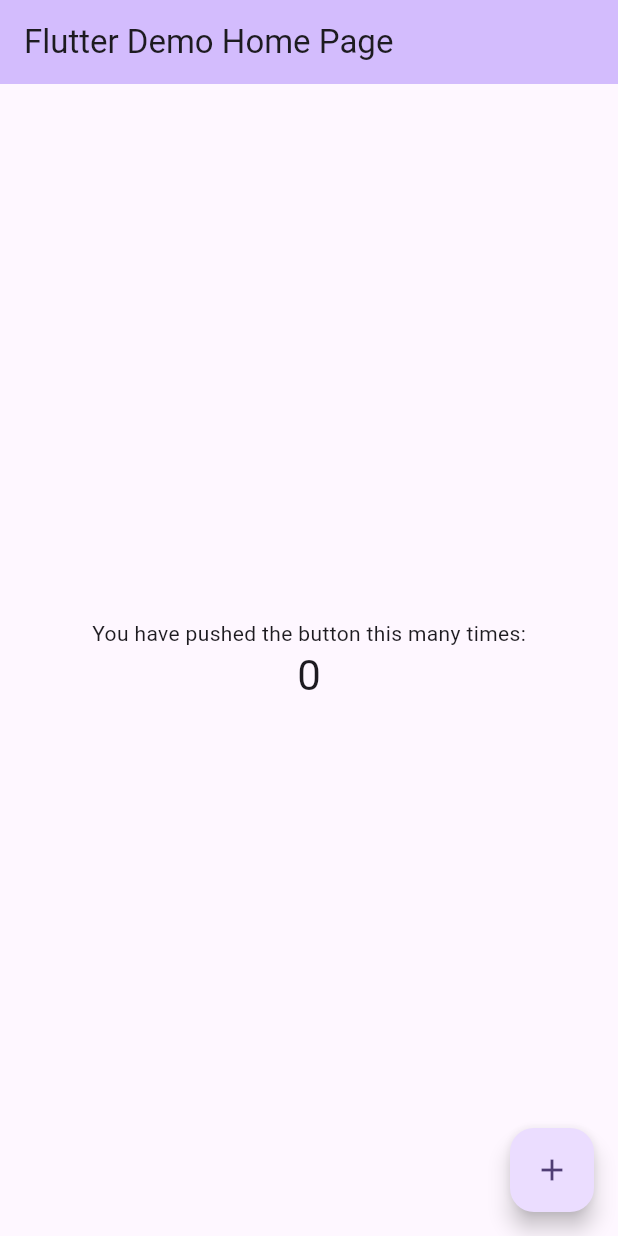
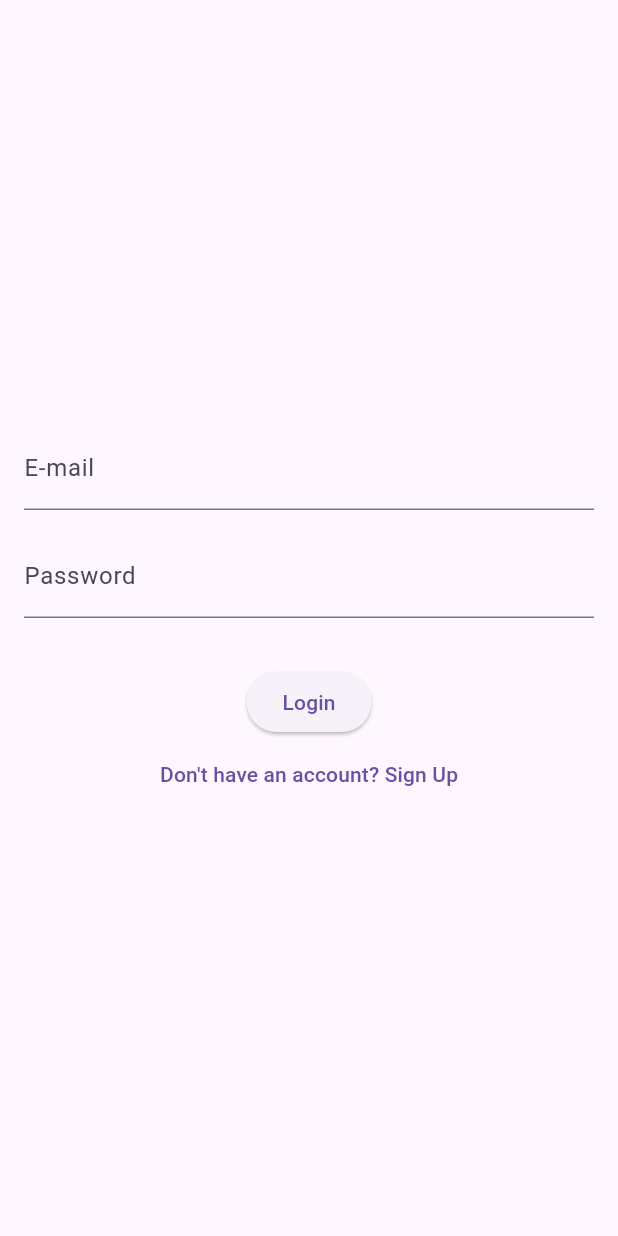
Before and after one commit to igor-pimenta-araujo/my_solar_app, a Flutter app: the screen it shows after launch, on a phone screen of 412 x 824 dp. Run offline on Flutter 3.47's test engine with Material 3 defaults, Android fonts, the phone set to English and light mode, and no system bars; our stand-ins replace flutter_local_notifications; missing offline and left inert: mqtt_client.

Commit message:
Adicionadas telas de login, dash e a dependencia do mqtt e um inicio de config dele

```diff
--- /dev/null
+++ b/lib/login_screen.dart
@@ -0,0 +1,86 @@
+import 'package:flutter/material.dart';
+
+class LoginScreen extends StatefulWidget {
+  @override
+  _LoginScreenState createState() => _LoginScreenState();
+}
+
+class _LoginScreenState extends State<LoginScreen> {
+  final _emailController = TextEditingController();
+  final _passwordController = TextEditingController();
+  final _formKey = GlobalKey<FormState>();
+
+  bool _isLoading = false;
+
+  void _login() async {
+    if (_formKey.currentState?.validate() ?? false) {
+      setState(() => _isLoading = true);
+
+      // Mocked API call for now
+      final response = await Future.delayed(
+        Duration(seconds: 2),
+            () => {"success": true, "token": "mocked-jwt-token"},
+      );
+
+      setState(() => _isLoading = false);
+
+      if (response["success"] as bool) {
+        // Navigate to Dashboard
+        Navigator.pushReplacementNamed(context, '/dashboard');
+      } else {
+        // Show error message
+        ScaffoldMessenger.of(context).showSnackBar(
+          SnackBar(content: Text('Login failed. Please try again.')),
+        );
+      }
+    }
+  }
+
+  @override
+  Widget build(BuildContext context) {
+    return Scaffold(
+      body: Padding(
+        padding: const EdgeInsets.all(16.0),
+        child: Form(
+          key: _formKey,
+          child: Column(
+            mainAxisAlignment: MainAxisAlignment.center,
+            children: [
+              TextFormField(
+                controller: _emailController,
+                decoration: InputDecoration(labelText: 'E-mail'),
+                keyboardType: TextInputType.emailAddress,
+                validator: (value) => value != null && value.contains('@')
+                    ? null
+                    : 'Enter a valid e-mail',
+              ),
+              SizedBox(height: 16),
+              TextFormField(
+                controller: _passwordController,
+                decoration: InputDecoration(labelText: 'Password'),
+                obscureText: true,
+                validator: (value) => value != null && value.length >= 6
+                    ? null
+                    : 'Password must be at least 6 characters',
+              ),
+              SizedBox(height: 32),
+              _isLoading
+                  ? CircularProgressIndicator()
+                  : ElevatedButton(
+                onPressed: _login,
+                child: Text('Login'),
+              ),
+              TextButton(
+                onPressed: () {
+                  // Navigate to Register Screen
+                  Navigator.pushNamed(context, '/register');
+                },
+                child: Text('Don\'t have an account? Sign Up'),
+              ),
+            ],
+          ),
+        ),
+      ),
+    );
+  }
+}
--- a/lib/main.dart
+++ b/lib/main.dart
@@ -1,125 +1,21 @@
 import 'package:flutter/material.dart';
+import 'login_screen.dart';
+import 'dashboard_screen.dart';
 
 void main() {
-  runApp(const MyApp());
+  runApp(MyApp());
 }
 
 class MyApp extends StatelessWidget {
-  const MyApp({super.key});
-
-  // This widget is the root of your application.
   @override
   Widget build(BuildContext context) {
     return MaterialApp(
-      title: 'Flutter Demo',
-      theme: ThemeData(
-        // This is the theme of your application.
-        //
-        // TRY THIS: Try running your application with "flutter run". You'll see
-        // the application has a purple toolbar. Then, without quitting the app,
-        // try changing the seedColor in the colorScheme below to Colors.green
-        // and then invoke "hot reload" (save your changes or press the "hot
-        // reload" button in a Flutter-supported IDE, or press "r" if you used
-        // the command line to start the app).
-        //
-        // Notice that the counter didn't reset back to zero; the application
-        // state is not lost during the reload. To reset the state, use hot
-        // restart instead.
-        //
-        // This works for code too, not just values: Most code changes can be
-        // tested with just a hot reload.
-        colorScheme: ColorScheme.fromSeed(seedColor: Colors.deepPurple),
-        useMaterial3: true,
-      ),
-      home: const MyHomePage(title: 'Flutter Demo Home Page'),
+      debugShowCheckedModeBanner: false,
+      title: 'Solar App',
+      home: LoginScreen(),
+      routes: {
+        '/dashboard': (context) => DashboardScreen(),
+      },
     );
   }
 }
-
-class MyHomePage extends StatefulWidget {
-  const MyHomePage({super.key, required this.title});
-
-  // This widget is the home page of your application. It is stateful, meaning
-  // that it has a State object (defined below) that contains fields that affect
-  // how it looks.
-
-  // This class is the configuration for the state. It holds the values (in this
-  // case the title) provided by the parent (in this case the App widget) and
-  // used by the build method of the State. Fields in a Widget subclass are
-  // always marked "final".
-
-  final String title;
-
-  @override
-  State<MyHomePage> createState() => _MyHomePageState();
-}
-
-class _MyHomePageState extends State<MyHomePage> {
-  int _counter = 0;
-
-  void _incrementCounter() {
-    setState(() {
-      // This call to setState tells the Flutter framework that something has
-      // changed in this State, which causes it to rerun the build method below
-      // so that the display can reflect the updated values. If we changed
-      // _counter without calling setState(), then the build method would not be
-      // called again, and so nothing would appear to happen.
-      _counter++;
-    });
-  }
-
-  @override
-  Widget build(BuildContext context) {
-    // This method is rerun every time setState is called, for instance as done
-    // by the _incrementCounter method above.
-    //
-    // The Flutter framework has been optimized to make rerunning build methods
-    // fast, so that you can just rebuild anything that needs updating rather
-    // than having to individually change instances of widgets.
-    return Scaffold(
-      appBar: AppBar(
-        // TRY THIS: Try changing the color here to a specific color (to
-        // Colors.amber, perhaps?) and trigger a hot reload to see the AppBar
-        // change color while the other colors stay the same.
-        backgroundColor: Theme.of(context).colorScheme.inversePrimary,
-        // Here we take the value from the MyHomePage object that was created by
-        // the App.build method, and use it to set our appbar title.
-        title: Text(widget.title),
-      ),
-      body: Center(
-        // Center is a layout widget. It takes a single child and positions it
-        // in the middle of the parent.
-        child: Column(
-          // Column is also a layout widget. It takes a list of children and
-          // arranges them vertically. By default, it sizes itself to fit its
-          // children horizontally, and tries to be as tall as its parent.
-          //
-          // Column has various properties to control how it sizes itself and
-          // how it positions its children. Here we use mainAxisAlignment to
-          // center the children vertically; the main axis here is the vertical
-          // axis because Columns are vertical (the cross axis would be
-          // horizontal).
-          //
-          // TRY THIS: Invoke "debug painting" (choose the "Toggle Debug Paint"
-          // action in the IDE, or press "p" in the console), to see the
-          // wireframe for each widget.
-          mainAxisAlignment: MainAxisAlignment.center,
-          children: <Widget>[
-            const Text(
-              'You have pushed the button this many times:',
-            ),
-            Text(
-              '$_counter',
-              style: Theme.of(context).textTheme.headlineMedium,
-            ),
-          ],
-        ),
-      ),
-      floatingActionButton: FloatingActionButton(
-        onPressed: _incrementCounter,
-        tooltip: 'Increment',
-        child: const Icon(Icons.add),
-      ), // This trailing comma makes auto-formatting nicer for build methods.
-    );
-  }
-}
--- a/pubspec.yaml
+++ b/pubspec.yaml
@@ -30,6 +30,8 @@ environment:
 dependencies:
   flutter:
     sdk: flutter
+  mqtt_client: ^9.6.1
+  flutter_local_notifications: ^17.0.0
 
   # The following adds the Cupertino Icons font to your application.
   # Use with the CupertinoIcons class for iOS style icons.
```
Also changed, not shown: lib/dashboard_screen.dart (added, +61 -0 lines), lib/mqtt_service.dart (added, +81 -0 lines), pubspec.lock, 2 other files.
